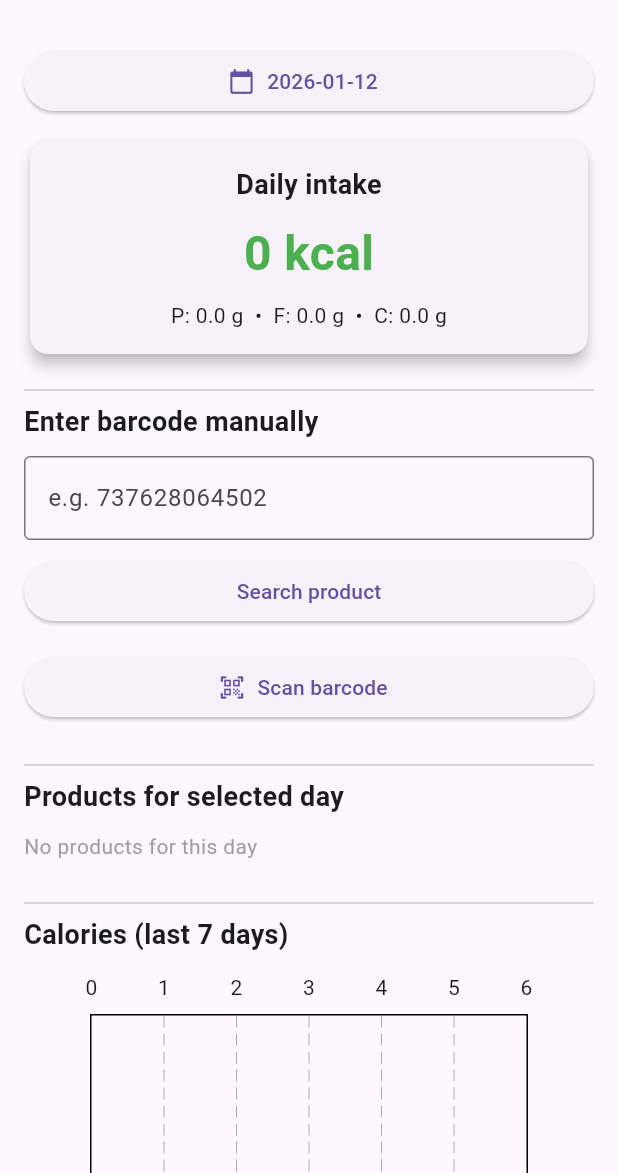
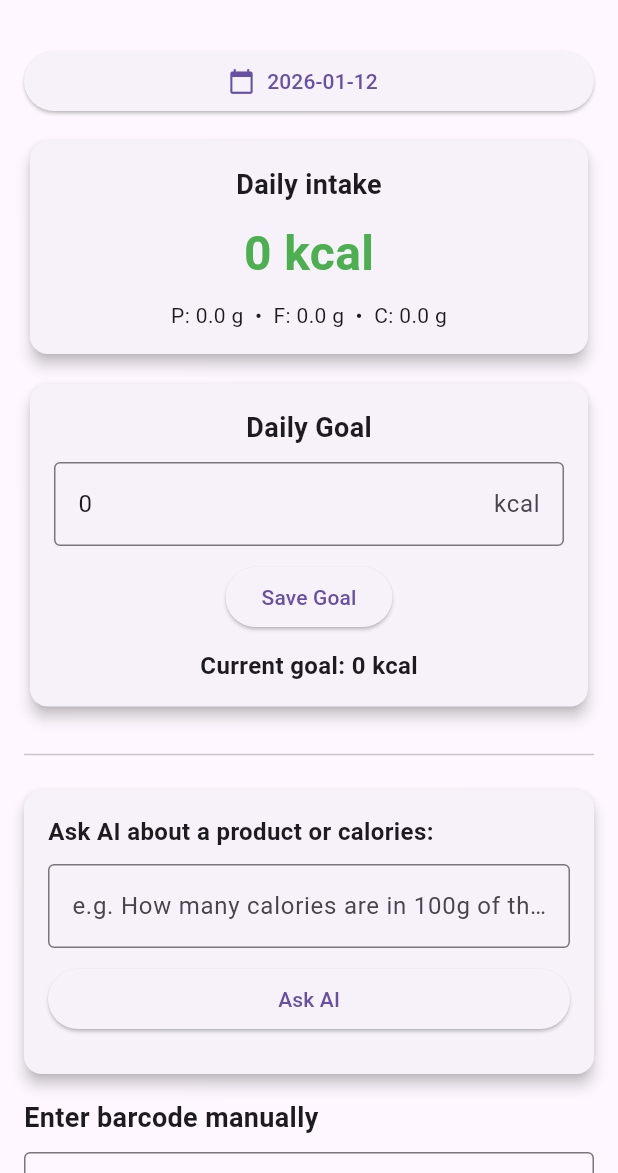
Before and after one commit to vucinicaleksa/FoodIQ, a Flutter app: the screen it shows once a user with an empty profile is signed in, on a phone screen of 412 x 824 dp, the part 63-1236 px from its top. Run offline on Flutter 3.47's test engine with Material 3 defaults, Android fonts, the phone set to English and light mode, and no system bars; drawn by our look-alikes of fl_chart; our stand-ins replace cloud_firestore, firebase_auth, firebase_core, flutter_local_notifications; missing offline and left inert: mobile_scanner; accounts and stored records are empty.

Commit message:
Ai Integracija v1

```diff
--- a/lib/home_screen.dart
+++ b/lib/home_screen.dart
@@ -3,7 +3,7 @@ import 'package:firebase_auth/firebase_auth.dart';
 
 import 'screens/scan_screen.dart';
 import 'screens/barcode_scanner_screen.dart';
-
+import 'services/ai_question_widget.dart';
 // widgets
 import 'widgets/daily_summary_widget.dart';
 import 'widgets/today_products_list.dart';
@@ -32,7 +32,9 @@ class _HomeScreenState extends State<HomeScreen> {
 
     Navigator.push(
       context,
-      MaterialPageRoute(builder: (_) => ScanScreen(barcode: code)),
+      MaterialPageRoute(
+        builder: (_) => ScanScreen(barcode: code),
+      ),
     );
   }
 
@@ -75,6 +77,7 @@ class _HomeScreenState extends State<HomeScreen> {
               label: Text(formattedDate),
               onPressed: _pickDate,
             ),
+
             const SizedBox(height: 12),
 
             // 🔹 DAILY SUMMARY
@@ -82,8 +85,12 @@ class _HomeScreenState extends State<HomeScreen> {
 
             const SizedBox(height: 12),
 
+            // 🔹 GOAL
+            const GoalWidget(),
+
+            const SizedBox(height: 20),
             const Divider(),
-
+            const AIQuestionWidget(),
             // 🔹 MANUAL BARCODE INPUT
             const Text(
               'Enter barcode manually',
--- /dev/null
+++ b/lib/services/ai_question_widget.dart
@@ -0,0 +1,82 @@
+import 'package:flutter/material.dart';
+import '../services/ai_service.dart';
+
+class AIQuestionWidget extends StatefulWidget {
+  const AIQuestionWidget({super.key});
+
+  @override
+  State<AIQuestionWidget> createState() => _AIQuestionWidgetState();
+}
+
+class _AIQuestionWidgetState extends State<AIQuestionWidget> {
+  final TextEditingController _controller = TextEditingController();
+  String? _answer;
+  bool _loading = false;
+
+  void _askAI() async {
+    final question = _controller.text.trim();
+    if (question.isEmpty) return;
+
+    setState(() {
+      _loading = true;
+      _answer = null;
+    });
+
+    final answer = await AIService.ask(question);
+
+    setState(() {
+      _answer = answer;
+      _loading = false;
+    });
+  }
+
+  @override
+  Widget build(BuildContext context) {
+    return Card(
+      elevation: 4,
+      margin: const EdgeInsets.symmetric(vertical: 16),
+      child: Padding(
+        padding: const EdgeInsets.all(16),
+        child: Column(
+          crossAxisAlignment: CrossAxisAlignment.stretch,
+          children: [
+            const Text(
+              'Ask AI about a product or calories:',
+              style: TextStyle(fontSize: 16, fontWeight: FontWeight.bold),
+            ),
+            const SizedBox(height: 10),
+            TextField(
+              controller: _controller,
+              decoration: const InputDecoration(
+                border: OutlineInputBorder(),
+                hintText:
+                    'e.g. How many calories are in 100g of this product?',
+              ),
+            ),
+            const SizedBox(height: 10),
+            ElevatedButton(
+              onPressed: _askAI,
+              child: const Text('Ask AI'),
+            ),
+            const SizedBox(height: 10),
+            if (_loading) const Center(child: CircularProgressIndicator()),
+            if (_answer != null)
+              Container(
+                padding: const EdgeInsets.all(8),
+                decoration: BoxDecoration(
+                  border: Border.all(color: Colors.grey),
+                  borderRadius: BorderRadius.circular(8),
+                ),
+                child: SingleChildScrollView(
+                  child: Text(
+                    _answer!,
+                    style: const TextStyle(fontSize: 16, color: Colors.black87),
+                  ),
+                ),
+              ),
+          ],
+        ),
+      ),
+    );
+  }
+}
```
